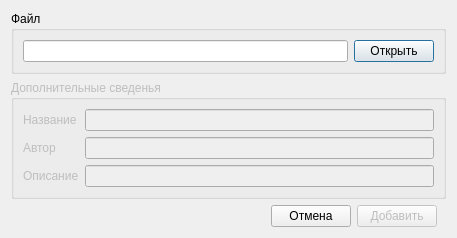
Old version of the form newitemdialog.ui in the repository wuramspaul/BookManager-qt.
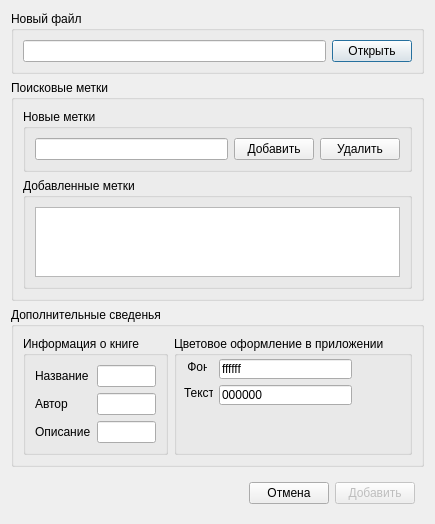
New version of the form.

```diff
--- a/newitemdialog.ui
+++ b/newitemdialog.ui
@@ -9,8 +9,8 @@
    <rect>
     <x>0</x>
     <y>0</y>
-    <width>457</width>
-    <height>221</height>
+    <width>407</width>
+    <height>472</height>
    </rect>
   </property>
   <property name="sizePolicy">
@@ -28,10 +28,7 @@
   <property name="modal">
    <bool>true</bool>
   </property>
-  <layout class="QVBoxLayout" name="verticalLayout_3" stretch="0,0,0">
-   <property name="sizeConstraint">
-    <enum>QLayout::SetDefaultConstraint</enum>
-   </property>
+  <layout class="QVBoxLayout" name="verticalLayout_3">
    <item>
     <widget class="QGroupBox" name="groupBox">
      <property name="sizePolicy">
@@ -41,7 +38,7 @@
       </sizepolicy>
      </property>
      <property name="title">
-      <string>Файл</string>
+      <string>Новый файл</string>
      </property>
      <layout class="QHBoxLayout" name="horizontalLayout">
       <property name="sizeConstraint">
@@ -60,10 +57,63 @@
      </layout>
     </widget>
    </item>
+   <item>
+    <widget class="QGroupBox" name="groupBox_2">
+     <property name="title">
+      <string>Поисковые метки</string>
+     </property>
+     <layout class="QVBoxLayout" name="verticalLayout_2">
+      <item>
+       <widget class="QGroupBox" name="groupBox_5">
+        <property name="title">
+         <string>Новые метки</string>
+        </property>
+        <layout class="QHBoxLayout" name="horizontalLayout_4">
+         <item>
+          <widget class="QLineEdit" name="newlabel"/>
+         </item>
+         <item>
+          <widget class="QPushButton" name="pushButton">
+           <property name="sizePolicy">
+            <sizepolicy hsizetype="Fixed" vsizetype="Fixed">
+             <horstretch>0</horstretch>
+             <verstretch>0</verstretch>
+            </sizepolicy>
+           </property>
+           <property name="text">
+            <string>Добавить</string>
+           </property>
+          </widget>
+         </item>
+         <item>
+          <widget class="QPushButton" name="deletelabel">
+           <property name="text">
+            <string>Удалить</string>
+           </property>
+          </widget>
+         </item>
+        </layout>
+       </widget>
+      </item>
+      <item>
+       <widget class="QGroupBox" name="groupBox_4">
+        <property name="title">
+         <string>Добавленные метки</string>
+        </property>
+        <layout class="QVBoxLayout" name="verticalLayout">
+         <item>
+          <widget class="QListWidget" name="laballist"/>
+         </item>
+        </layout>
+       </widget>
+      </item>
+     </layout>
+    </widget>
+   </item>
    <item>
     <widget class="QGroupBox" name="additionWitgets">
      <property name="enabled">
-      <bool>false</bool>
+      <bool>true</bool>
      </property>
      <property name="sizePolicy">
       <sizepolicy hsizetype="Preferred" vsizetype="Fixed">
@@ -80,6 +130,12 @@
      <property name="title">
       <string>Дополнительные сведенья</string>
      </property>
+     <layout class="QHBoxLayout" name="horizontalLayout_3">
+      <item>
+       <widget class="QGroupBox" name="groupBox_6">
+        <property name="title">
+         <string>Информация о книге</string>
+        </property>
      <layout class="QFormLayout" name="formLayout">
       <item row="0" column="0">
        <widget class="QLabel" name="label_3">
@@ -115,13 +171,70 @@
     </widget>
    </item>
    <item>
-    <layout class="QHBoxLayout" name="horizontalLayout_4">
-     <property name="sizeConstraint">
-      <enum>QLayout::SetMaximumSize</enum>
-     </property>
-     <property name="rightMargin">
-      <number>9</number>
-     </property>
+       <widget class="QGroupBox" name="groupBox_3">
+        <property name="title">
+         <string>Цветовое оформление в приложении</string>
+        </property>
+        <widget class="QLabel" name="label">
+         <property name="geometry">
+          <rect>
+           <x>10</x>
+           <y>23</y>
+           <width>23</width>
+           <height>16</height>
+          </rect>
+         </property>
+         <property name="text">
+          <string> Фон</string>
+         </property>
+        </widget>
+        <widget class="QLabel" name="label_2">
+         <property name="geometry">
+          <rect>
+           <x>10</x>
+           <y>49</y>
+           <width>29</width>
+           <height>16</height>
+          </rect>
+         </property>
+         <property name="text">
+          <string>Текст</string>
+         </property>
+        </widget>
+        <widget class="QLineEdit" name="backcolor">
+         <property name="geometry">
+          <rect>
+           <x>45</x>
+           <y>23</y>
+           <width>133</width>
+           <height>20</height>
+          </rect>
+         </property>
+         <property name="text">
+          <string>ffffff</string>
+         </property>
+        </widget>
+        <widget class="QLineEdit" name="frontcolor">
+         <property name="geometry">
+          <rect>
+           <x>45</x>
+           <y>49</y>
+           <width>133</width>
+           <height>20</height>
+          </rect>
+         </property>
+         <property name="text">
+          <string>000000</string>
+         </property>
+        </widget>
+       </widget>
+      </item>
+     </layout>
+    </widget>
+   </item>
+   <item>
+    <widget class="QWidget" name="widget" native="true">
+     <layout class="QHBoxLayout" name="horizontalLayout_2">
      <item>
       <spacer name="horizontalSpacer">
        <property name="orientation">
@@ -153,6 +266,7 @@
       </widget>
      </item>
     </layout>
+    </widget>
    </item>
   </layout>
  </widget>
```
Lines whose indentation alone changed are shown as unchanged.
